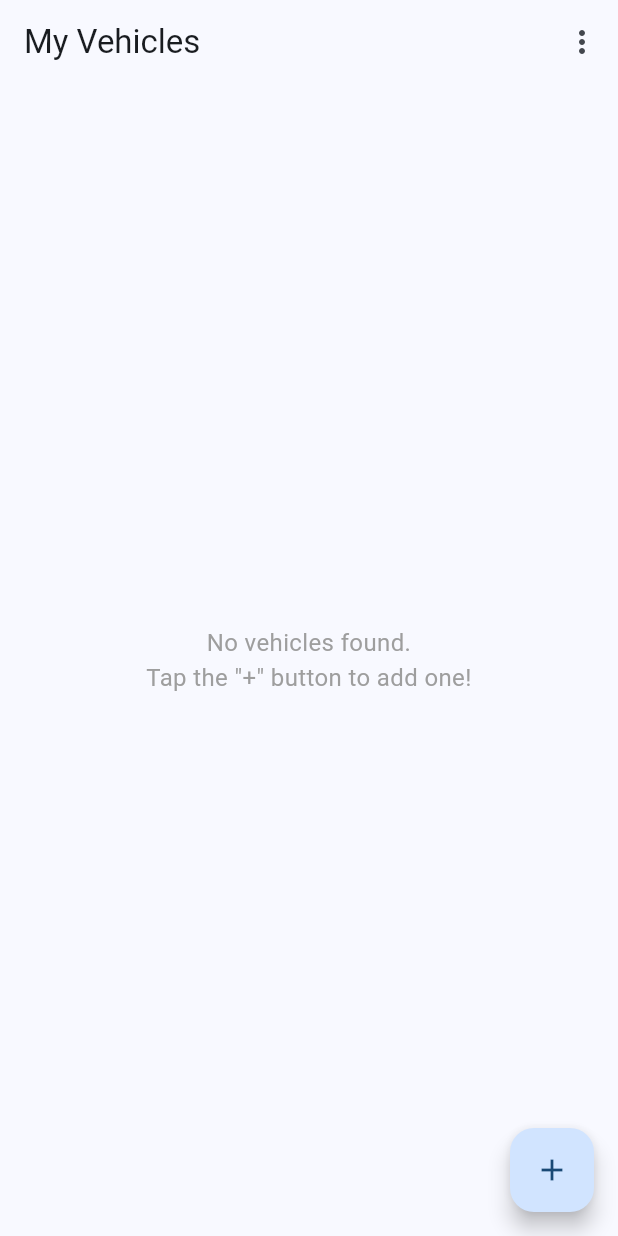
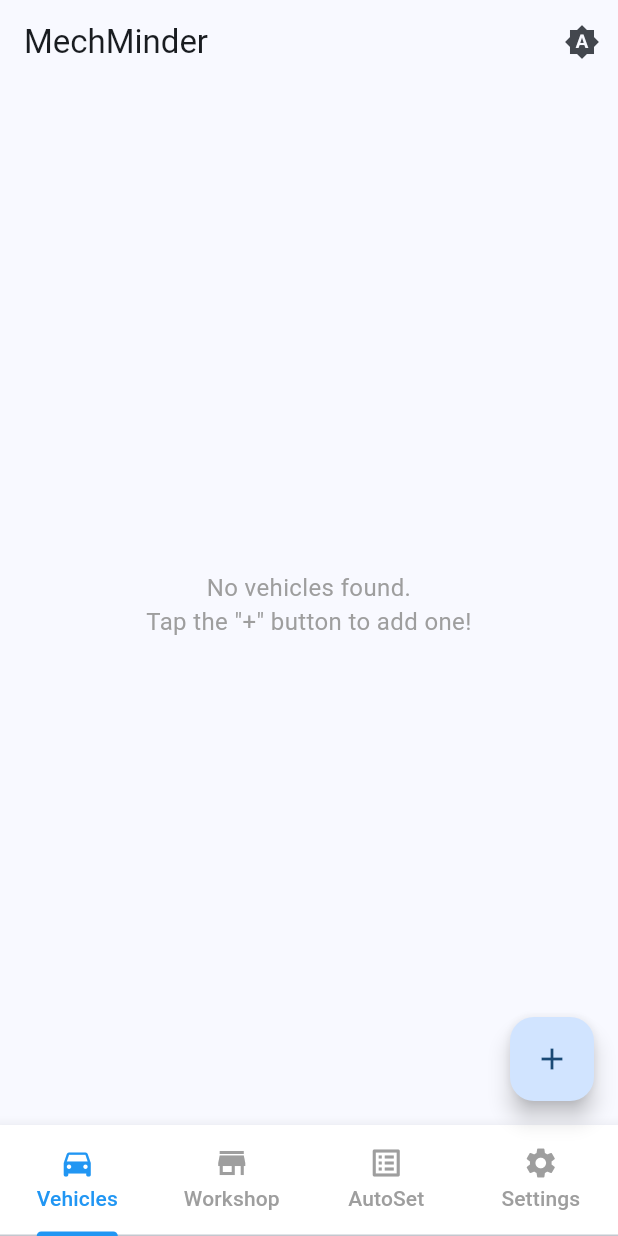
Before and after one commit to himalpatel-dev/MechMinder, a Flutter app: the screen it shows after launch, on a phone screen of 412 x 824 dp. Run offline on Flutter 3.47's test engine with Material 3 defaults, Android fonts, the phone set to English and light mode, and no system bars; our stand-ins replace file_picker, fl_chart, flutter_colorpicker, flutter_local_notifications, flutter_staggered_animations, image_picker and 4 more; missing offline and left inert: excel, workmanager; accounts and stored records are empty.

Commit message:
after homescreen change and minor changes

```diff
--- a/lib/main.dart
+++ b/lib/main.dart
@@ -1,10 +1,9 @@
 import 'package:flutter/material.dart';
-import 'package:mechminder/screens/vehicle_list.dart';
-// --- 1. IMPORT YOUR DATABASE HELPER ---
+import 'screens/home_screen.dart';
 import 'package:mechminder/service/database_helper.dart';
 import 'package:mechminder/service/notification_service.dart';
 import 'package:workmanager/workmanager.dart';
-import 'package:provider/provider.dart'; // The package we just added
+import 'package:provider/provider.dart';
 import 'service/settings_provider.dart';
 
 @pragma('vm:entry-point')
@@ -143,7 +142,7 @@ class MyApp extends StatelessWidget {
             ),
           ),
 
-          home: const VehicleListScreen(),
+          home: const HomeScreen(),
         );
       },
     );
--- a/lib/screens/add_service_screen.dart
+++ b/lib/screens/add_service_screen.dart
@@ -579,7 +579,7 @@ class _AddServiceScreenState extends State<AddServiceScreen> {
                                 Expanded(
                                   child: DropdownButtonFormField<int>(
                                     value: _selectedTemplateId,
-                                    hint: const Text('Add part from template'),
+                                    hint: const Text('Add part from AutoSet'),
                                     decoration: InputDecoration(
                                       border: fieldBorder,
                                       filled: true,
@@ -612,7 +612,7 @@ class _AddServiceScreenState extends State<AddServiceScreen> {
                                     color: Colors.green,
                                     size: 30,
                                   ),
-                                  tooltip: 'Add selected template',
+                                  tooltip: 'Add selected AutoSet',
                                   onPressed: _addPartFromTemplate,
                                 ),
                               ],
@@ -673,16 +673,16 @@ class _AddServiceScreenState extends State<AddServiceScreen> {
 
                   // --- CARD 3: VENDOR & NOTES ---
                   _buildSectionCard(
-                    title: 'Service Station & Notes',
+                    title: 'Workshop & Notes',
                     children: [
                       _isLoadingVendors
                           ? const Center(child: CircularProgressIndicator())
                           : DropdownButtonFormField<int>(
                               value: _selectedVendorId,
-                              hint: const Text('Select Service Station'),
+                              hint: const Text('Select Workshop'),
                               decoration: InputDecoration(
                                 // <-- Use new style
-                                labelText: 'Service Station',
+                                labelText: 'Workshop',
                                 prefixIcon: Icon(
                                   Icons.store,
                                   color: settings.primaryColor,
--- /dev/null
+++ b/lib/screens/home_screen.dart
@@ -0,0 +1,165 @@
+import 'package:flutter/material.dart';
+import 'package:provider/provider.dart';
+import '../service/settings_provider.dart'; // Make sure path is correct
+import 'vehicle_list.dart'; // Corrected import name based on previous context
+import 'vendor_list_screen.dart';
+import 'service_templates_screen.dart';
+import 'app_settings_screen.dart';
+import 'add_vehicle.dart'; // Corrected import name based on previous context
+
+class HomeScreen extends StatefulWidget {
+  const HomeScreen({super.key});
+
+  @override
+  State<HomeScreen> createState() => _HomeScreenState();
+}
+
+class _HomeScreenState extends State<HomeScreen> with SingleTickerProviderStateMixin {
+  late TabController _tabController;
+  int _currentTabIndex = 0;
+
+  // GlobalKeys to refresh our lists
+  final GlobalKey<VehicleListScreenState> _vehicleListKey = GlobalKey();
+  final GlobalKey<VendorListScreenState> _vendorListKey = GlobalKey();
+  final GlobalKey<ServiceTemplatesScreenState> _templateListKey = GlobalKey();
+
+  @override
+  void initState() {
+    super.initState();
+    _tabController = TabController(length: 4, vsync: this);
+    _tabController.addListener(() {
+      setState(() {
+        _currentTabIndex = _tabController.index;
+      });
+    });
+  }
+
+  @override
+  void dispose() {
+    _tabController.dispose();
+    super.dispose();
+  }
+
+  // --- NEW: FUNCTION TO TOGGLE THEME DIRECTLY ---
+  void _toggleTheme(BuildContext context) {
+    final settings = Provider.of<SettingsProvider>(context, listen: false);
+    final ThemeMode currentMode = settings.themeMode;
+    ThemeMode nextMode;
+
+    // Cycle: System -> Light -> Dark -> System
+    if (currentMode == ThemeMode.system) {
+      nextMode = ThemeMode.light;
+    } else if (currentMode == ThemeMode.light) {
+      nextMode = ThemeMode.dark;
+    } else {
+      nextMode = ThemeMode.system;
+    }
+
+    settings.updateThemeMode(nextMode);
+  }
+  // --- END OF NEW FUNCTION ---
+
+  Widget? _buildFloatingActionButton() {
+    switch (_currentTabIndex) {
+      case 0: // Vehicles Tab
+        return FloatingActionButton(
+          onPressed: () {
+            Navigator.push(
+              context,
+              MaterialPageRoute(builder: (context) => const AddVehicleScreen()),
+            ).then((_) {
+              _vehicleListKey.currentState?.refreshVehicleList();
+            });
+          },
+          child: const Icon(Icons.add),
+        );
+      case 1: // Vendors Tab
+        return FloatingActionButton(
+          onPressed: () {
+            _vendorListKey.currentState?.showAddEditVendorDialog(vendor: null);
+          },
+          child: const Icon(Icons.add),
+        );
+      case 2: // Templates Tab
+        return FloatingActionButton(
+          onPressed: () {
+            _templateListKey.currentState?.showAddEditTemplateDialog(template: null);
+          },
+          child: const Icon(Icons.add),
+        );
+      case 3:
+      default:
+        return null;
+    }
+  }
+
+  @override
+  Widget build(BuildContext context) {
+    final settings = Provider.of<SettingsProvider>(context);
+
+    // Determine background color based on theme
+    final bool isDark = Theme.of(context).brightness == Brightness.dark;
+    final Color barColor = isDark ? Colors.grey[900]! : Colors.white;
+
+    // Determine which icon to show
+    IconData themeIcon;
+    if (settings.themeMode == ThemeMode.light) {
+      themeIcon = Icons.light_mode; // Sun
+    } else if (settings.themeMode == ThemeMode.dark) {
+      themeIcon = Icons.dark_mode; // Moon
+    } else {
+      themeIcon = Icons.brightness_auto; // System (A)
+    }
+
+    return Scaffold(
+      appBar: AppBar(
+        title: const Text('MechMinder'),
+        actions: [
+          // --- UPDATED BUTTON ---
+          IconButton(
+            icon: Icon(themeIcon),
+            tooltip: 'Toggle Theme',
+            onPressed: () {
+              // Call the direct toggle function
+              _toggleTheme(context);
+            },
+          ),
+          // --- END UPDATED BUTTON ---
+        ],
+      ),
+
+      body: TabBarView(
+        controller: _tabController,
+        children: [
+          VehicleListScreen(key: _vehicleListKey),
+          VendorListScreen(key: _vendorListKey),
+          ServiceTemplatesScreen(key: _templateListKey),
+          const AppSettingsScreen(),
+        ],
+      ),
+
+      floatingActionButton: _buildFloatingActionButton(),
+
+      bottomNavigationBar: Material(
+        color: barColor,
+        elevation: 8,
+        child: SafeArea(
+          child: TabBar(
+            controller: _tabController,
+            labelColor: settings.primaryColor,
+            unselectedLabelColor: Colors.grey,
+            indicatorColor: settings.primaryColor,
+            indicatorSize: TabBarIndicatorSize.label,
+
+            tabs: const [
+              Tab(icon: Icon(Icons.directions_car), text: 'Vehicles'),
+              Tab(icon: Icon(Icons.store), text: 'Workshop'),
+              Tab(icon: Icon(Icons.list_alt), text: 'AutoSet'),
+              Tab(icon: Icon(Icons.settings), text: 'Settings'),
+            ],
+          ),
+        ),
+      ),
+    );
+  }
+}
--- a/lib/screens/service_detail_screen.dart
+++ b/lib/screens/service_detail_screen.dart
@@ -199,7 +199,7 @@ class _ServiceDetailScreenState extends State<ServiceDetailScreen> {
                   ),
                   _buildDetailTile(
                     icon: Icons.store,
-                    title: 'Service Station',
+                    title: 'Workshop',
                     subtitle: _service!['vendor_name'] ?? 'N/A',
                     primaryColor: myAppColor,
                   ),
--- a/lib/service/excel_service.dart
+++ b/lib/service/excel_service.dart
@@ -48,7 +48,7 @@ class ExcelService {
         'Service Date',
         'Odometer (${settings.unitType})',
         'Service Name',
-        'Service Station',
+        'Workshop',
         'Part Name',
         'Qty',
         'Part Cost (${settings.currencySymbol})',
--- a/pending task.txt
+++ b/pending task.txt
@@ -1,5 +1,5 @@
 one problem is that when i add new serive that is now upcoming is on based service id then old same template not removed
-
+overview page no date based reminders and no odometer based reminders not showing anything
 ✅ 1. Fuel Tracking & Mileage Analytics
 
 Let users log fuel purchases:
```
Also changed, not shown: lib/screens/app_settings_screen.dart (+2 -5 lines), lib/screens/service_templates_screen.dart (+15 -24 lines), lib/screens/vehicle_list.dart (+6 -94 lines), lib/screens/vendor_list_screen.dart (+15 -24 lines).
